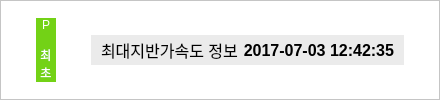
Old version of the form pgaalertinfo.ui in the repository hayoungdaddy/KGOM.
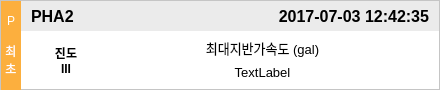
New version of the form.

What changed in the file:
```diff
--- a/pgaalertinfo.ui
+++ b/pgaalertinfo.ui
@@ -7,7 +7,7 @@
     <x>0</x>
     <y>0</y>
     <width>440</width>
-    <height>100</height>
+    <height>90</height>
    </rect>
   </property>
   <property name="sizePolicy">
@@ -19,13 +19,13 @@
   <property name="minimumSize">
    <size>
     <width>440</width>
-    <height>100</height>
+    <height>90</height>
    </size>
   </property>
   <property name="maximumSize">
    <size>
     <width>440</width>
-    <height>16777215</height>
+    <height>90</height>
    </size>
   </property>
   <property name="baseSize">
@@ -67,13 +67,13 @@
      <property name="minimumSize">
       <size>
        <width>440</width>
-       <height>100</height>
+       <height>90</height>
       </size>
      </property>
      <property name="maximumSize">
       <size>
        <width>440</width>
-       <height>16777215</height>
+       <height>90</height>
       </size>
      </property>
      <property name="baseSize">
@@ -126,13 +126,13 @@
           <property name="minimumSize">
            <size>
             <width>20</width>
-            <height>0</height>
+            <height>90</height>
            </size>
           </property>
           <property name="maximumSize">
            <size>
             <width>20</width>
-            <height>16777215</height>
+            <height>90</height>
            </size>
           </property>
           <property name="baseSize">
@@ -142,8 +142,9 @@
            </size>
           </property>
           <property name="styleSheet">
-           <string notr="true">background-color: rgb(115, 210, 22);
-color: white;</string>
+           <string notr="true">background-color: rgb(252, 175, 62); 
+color: white
+</string>
           </property>
           <property name="text">
            <string>P
@@ -158,6 +159,9 @@
         </item>
         <item>
          <layout class="QVBoxLayout" name="verticalLayout_4">
+          <property name="spacing">
+           <number>5</number>
+          </property>
           <item>
            <layout class="QHBoxLayout" name="titleLO">
             <property name="spacing">
@@ -246,15 +250,15 @@
                  <property name="font">
                   <font>
                    <pointsize>12</pointsize>
-                   <weight>50</weight>
-                   <bold>false</bold>
+                   <weight>75</weight>
+                   <bold>true</bold>
                   </font>
                  </property>
                  <property name="styleSheet">
                   <string notr="true"/>
                  </property>
                  <property name="text">
-                  <string>최대지반가속도 정보</string>
+                  <string>PHA2</string>
                  </property>
                 </widget>
                </item>
@@ -308,7 +312,113 @@
            </layout>
           </item>
           <item>
-           <layout class="QGridLayout" name="bodyLO"/>
+           <layout class="QHBoxLayout" name="horizontalLayout_5">
+            <property name="spacing">
+             <number>5</number>
+            </property>
+            <property name="leftMargin">
+             <number>15</number>
+            </property>
+            <property name="topMargin">
+             <number>0</number>
+            </property>
+            <property name="rightMargin">
+             <number>15</number>
+            </property>
+            <property name="bottomMargin">
+             <number>5</number>
+            </property>
+            <item>
+             <widget class="QLabel" name="intenLB">
+              <property name="minimumSize">
+               <size>
+                <width>60</width>
+                <height>0</height>
+               </size>
+              </property>
+              <property name="maximumSize">
+               <size>
+                <width>60</width>
+                <height>16777215</height>
+               </size>
+              </property>
+              <property name="font">
+               <font>
+                <weight>75</weight>
+                <bold>true</bold>
+               </font>
+              </property>
+              <property name="text">
+               <string>진도
+III</string>
+              </property>
+              <property name="alignment">
+               <set>Qt::AlignCenter</set>
+              </property>
+             </widget>
+            </item>
+            <item>
+             <layout class="QVBoxLayout" name="verticalLayout_3">
+              <property name="spacing">
+               <number>0</number>
+              </property>
+              <item>
+               <widget class="QLabel" name="label_2">
+                <property name="minimumSize">
+                 <size>
+                  <width>0</width>
+                  <height>0</height>
+                 </size>
+                </property>
+                <property name="maximumSize">
+                 <size>
+                  <width>16777215</width>
+                  <height>16777215</height>
+                 </size>
+                </property>
+                <property name="font">
+                 <font>
+                  <pointsize>10</pointsize>
+                 </font>
+                </property>
+                <property name="text">
+                 <string>최대지반가속도 (gal)</string>
+                </property>
+                <property name="alignment">
+                 <set>Qt::AlignCenter</set>
+                </property>
+               </widget>
+              </item>
+              <item>
+               <widget class="QLabel" name="pgaLB">
+                <property name="minimumSize">
+                 <size>
+                  <width>0</width>
+                  <height>0</height>
+                 </size>
+                </property>
+                <property name="maximumSize">
+                 <size>
+                  <width>16777215</width>
+                  <height>16777215</height>
+                 </size>
+                </property>
+                <property name="font">
+                 <font>
+                  <pointsize>10</pointsize>
+                 </font>
+                </property>
+                <property name="text">
+                 <string>TextLabel</string>
+                </property>
+                <property name="alignment">
+                 <set>Qt::AlignCenter</set>
+                </property>
+               </widget>
+              </item>
+             </layout>
+            </item>
+           </layout>
           </item>
          </layout>
         </item>
```
